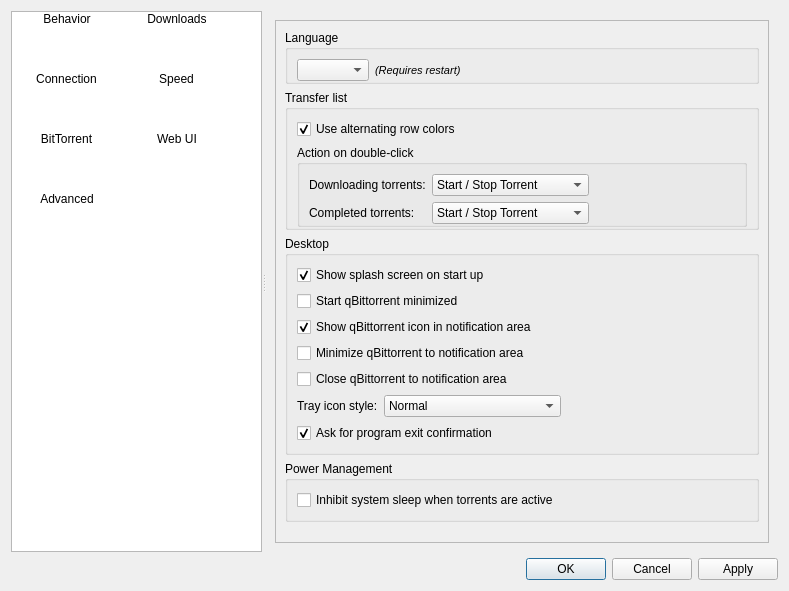
First picture: the form in src/preferences/options.ui, repository SysAdminDoc/qBittorrent-Vanced, before the edit.
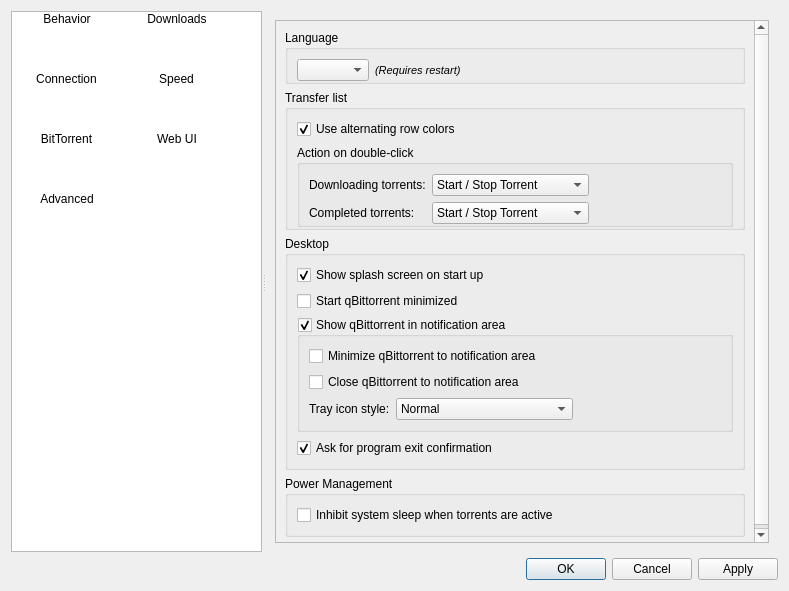
Second picture: the form after the edit. Icons and pictures are not drawn.

The edit to the form file:
```diff
--- a/src/preferences/options.ui
+++ b/src/preferences/options.ui
@@ -170,9 +170,9 @@
            <property name="geometry">
             <rect>
              <x>0</x>
-             <y>0</y>
-             <width>499</width>
-             <height>506</height>
+             <y>-115</y>
+             <width>503</width>
+             <height>519</height>
             </rect>
            </property>
            <layout class="QVBoxLayout" name="verticalLayout_9">
@@ -378,15 +378,14 @@
                 </widget>
                </item>
                <item>
-                <widget class="QCheckBox" name="checkShowSystray">
-                 <property name="text">
-                  <string>Show qBittorrent icon in notification area</string>
+                <widget class="QGroupBox" name="checkShowSystray">
+                 <property name="title">
+                  <string>Show qBittorrent in notification area</string>
                  </property>
-                 <property name="checked">
+                 <property name="checkable">
                   <bool>true</bool>
                  </property>
-                </widget>
-               </item>
+                 <layout class="QVBoxLayout" name="verticalLayout_22">
                <item>
                 <widget class="QCheckBox" name="checkMinimizeToSysTray">
                  <property name="text">
@@ -447,6 +446,9 @@
                  </item>
                 </layout>
                </item>
+                 </layout>
+                </widget>
+               </item>
                <item>
                 <widget class="QCheckBox" name="checkProgramExitConfirm">
                  <property name="text">
```
Left out of the diff: 104 changed lines with no effect on the pictures. Lines whose indentation alone changed are shown as unchanged.
